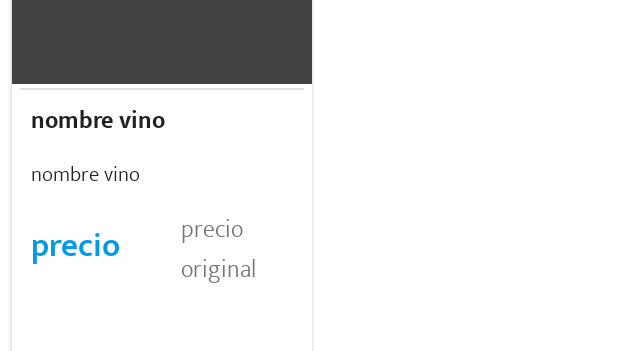
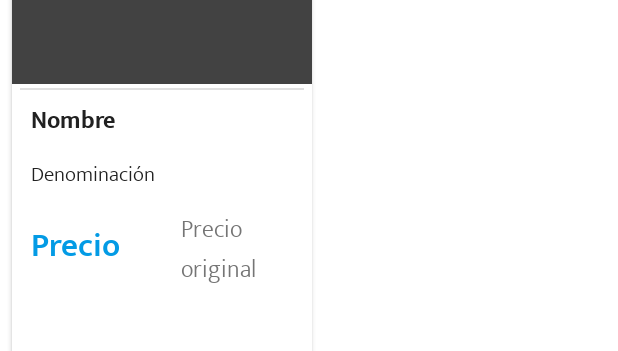
Before and after one commit to rbjavi/LE-TooWine-Android, an Android app: the layout homewine_recycler_items.xml on its own in the app's theme, with its tools: preview values and no code run, on a phone screen of 412 x 824 dp. Shown: the part 297-648 px from the top of the screen. Run offline under Robolectric (Android 15) with nearby library versions, the light colour scheme and no system bars.

Commit message:
modificaciones homewine recycler items, nav graph y strings layouts

```diff
--- a/app/src/main/res/layout/homewine_recycler_items.xml
+++ b/app/src/main/res/layout/homewine_recycler_items.xml
@@ -52,7 +52,7 @@
             android:fontFamily="@font/mukta_bold"
             android:gravity="fill_vertical"
             android:padding="5dp"
-            android:text="@string/nombre_vino"
+            android:text="@string/wine_name"
             android:textColor="#212121"
             android:textSize="16sp"
             app:layout_constraintBottom_toTopOf="@+id/wineDenominacion"
@@ -67,7 +67,7 @@
             android:fontFamily="@font/mukta_light"
             android:gravity="fill_vertical"
             android:padding="5dp"
-            android:text="@string/nombre_vino"
+            android:text="@string/wine_type"
             android:textColor="#212121"
             android:textSize="14sp"
             app:layout_constraintEnd_toEndOf="@+id/wineName"
@@ -82,7 +82,7 @@
             android:fontFamily="@font/mukta_semibold"
             android:gravity="fill_vertical"
             android:padding="5dp"
-            android:text="@string/precio_vino"
+            android:text="@string/wine_price"
             android:textColor="@color/cyan_blue_600"
             android:textSize="22sp"
             app:layout_constraintBottom_toTopOf="@+id/button"
@@ -97,7 +97,7 @@
             android:fontFamily="@font/mukta_light"
             android:gravity="fill_vertical"
             android:padding="5dp"
-            android:text="@string/precio_original_vino"
+            android:text="@string/origin_wine_price"
             android:textColor="@color/medium_gray"
             android:textSize="16sp"
             app:layout_constraintBottom_toBottomOf="@+id/wineCurrentPrice"
--- a/app/src/main/res/values/strings.xml
+++ b/app/src/main/res/values/strings.xml
@@ -27,13 +27,6 @@
     <string name="text_label_4">RSS</string>
     <string name="text_label_5">Login</string>
 
-    <!--  HomeWine_Recycler_Items   -->
-    <string name="wine_name">Name</string>
-    <string name="wine_type">Type</string>
-    <string name="wine_price">Price</string>
-    <string name="homewine_item_favorite">favorite icon</string>
-    <string name="winehome_item_wineimage">wine image</string>
-
     <!-- fragment titles-->
     <string name="favorite_fragment">Vinos Deseados</string>
     <string name="news_fragment">Actualidad</string>
@@ -44,11 +37,11 @@
     <string name="hometitle_label_deals">Novedades Diarias</string>
 
     <!-- homewine_recycler_items    -->
-    <string name="nombre_vino">nombre vino</string>
-    <string name="tipo_vino">tipo</string>
-    <string name="precio_vino">precio</string>
+    <string name="wine_name">Nombre</string>
+    <string name="wine_type">Denominación</string>
+    <string name="wine_price">Precio</string>
     <string name="wine_image">Imagen de vino</string>
-    <string name="precio_original_vino">precio original</string>
+    <string name="origin_wine_price">Precio original</string>
     <string name="purchase_wine">comprar</string>
     <string name="onboarding_images">Onboarding Images Content</string>
 
@@ -103,5 +96,10 @@
     <string name="hello_blank_fragment">Hello blank fragment</string>
     <string name="invalid_webscraping">Error al extraer datos del sitio web</string>
     <string name="must_be_logged_in">Debes estar logueado para añadir a tu lista de deseos</string>
+    <string name="forgot_password">Recuperación Contraseña</string>
+    <string name="continue_forgot_password">Continuar</string>
+    <string name="email_sent">Link de recuperación fue enviado al email proporcionado</string>
+    <string name="fail_to_send_recovery_email">Falló al enviar su link de recuperación de contraseña</string>
+
 
 </resources>
```
Also changed, not shown: app/src/main/res/navigation/nav_graph.xml (+19 -5 lines).
